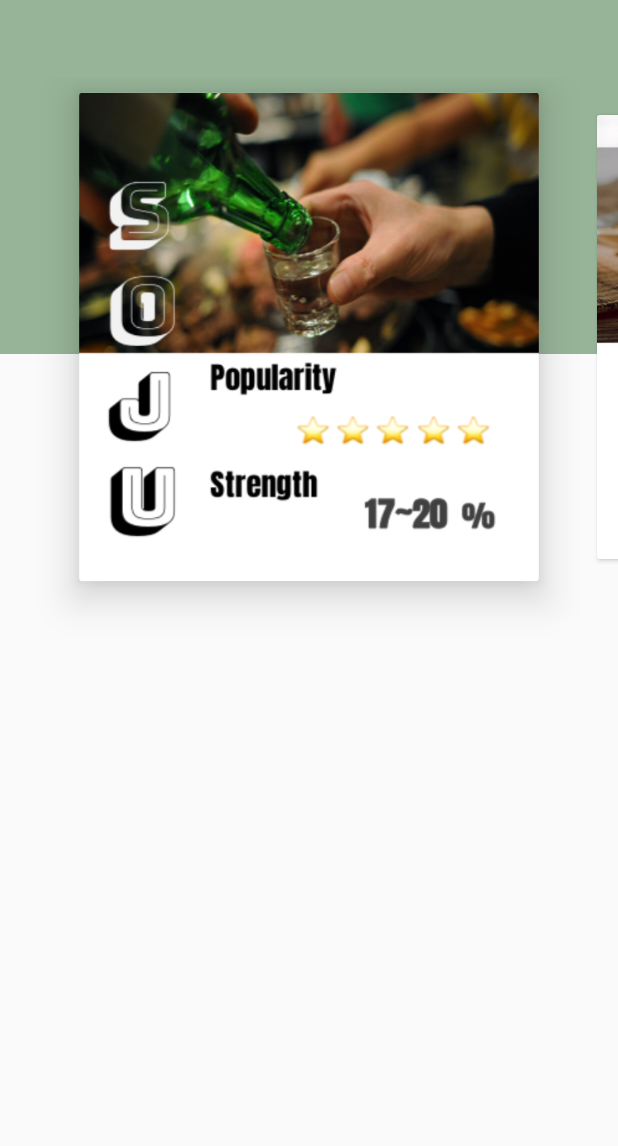
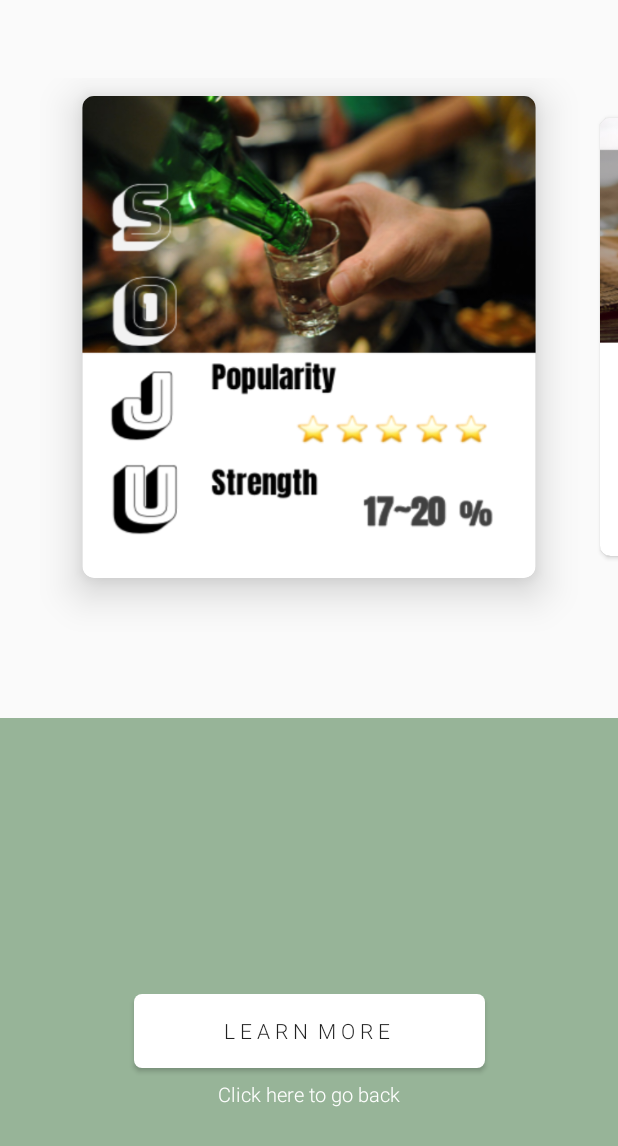
Before and after one commit to joyceHong0524/Joodang, an Android app: the DrinksActivity screen opened directly, with no data from a screen before it, on a phone screen of 412 x 824 dp. Shown: the top 1146 px of the screen. Run offline under Robolectric (Android 15) with nearby library versions, the phone set to English and light mode, and no system bars.

Commit message:
Added activity change animation

```diff
--- a/app/src/main/java/com/junga/project1/DrinksActivity.java
+++ b/app/src/main/java/com/junga/project1/DrinksActivity.java
@@ -8,12 +8,16 @@ import android.support.v4.view.ViewPager;
 import android.support.v7.app.AppCompatActivity;
 import android.util.Log;
 import android.view.View;
+import android.widget.Button;
 import android.widget.ImageView;
+import android.widget.TextView;
 
 public class DrinksActivity extends AppCompatActivity implements View.OnClickListener {
     private static final String TAG = "DrinksActivity";
 
     ViewPager viewPager;
+    Button learnMore;
+    TextView goBack;
 
     private CardPagerAdatper mCardAdapter;
     private ShadowTransformer mCardShadowTransformer;
@@ -25,6 +29,11 @@ public class DrinksActivity extends AppCompatActivity implements View.OnClickLis
         setContentView(R.layout.activity_drinks);
 
         viewPager = (ViewPager) findViewById(R.id.viewPager);
+        learnMore = (Button) findViewById(R.id.button4);
+        goBack = (TextView) findViewById(R.id.go_back);
+
+        learnMore.setOnClickListener(this);
+        goBack.setOnClickListener(this);
 
          mCardAdapter = new CardPagerAdatper();
 
@@ -39,10 +48,21 @@ public class DrinksActivity extends AppCompatActivity implements View.OnClickLis
 
 
 
+
+
     }
 
     @Override
     public void onClick(View view) {
+
+        if (view.getId()==R.id.button4){
+            Intent intent = new Intent(DrinksActivity.this,DrinksInfoActivity.class);
+            startActivity(intent);
+            overridePendingTransition(R.anim.slide_up_in,R.anim.slide_up_out);
+        } else if (view.getId() == R.id.go_back){
+            finish();
+        }
+
 
     }
 
--- a/app/src/main/java/com/junga/project1/DrinksInfoActivity.java
+++ b/app/src/main/java/com/junga/project1/DrinksInfoActivity.java
@@ -19,7 +19,6 @@ public class DrinksInfoActivity extends AppCompatActivity {
         super.onCreate(savedInstanceState);
         setContentView(R.layout.activity_drinks_info);
 
-        placeHolder = (Placeholder) findViewById(R.id.placeholder);
         layout= (ConstraintLayout) findViewById(R.id.layout);
 
     }
--- a/app/src/main/java/com/junga/project1/MainActivity.java
+++ b/app/src/main/java/com/junga/project1/MainActivity.java
@@ -45,13 +45,11 @@ public class MainActivity extends AppCompatActivity implements View.OnClickListe
             Intent intent = new Intent(MainActivity.this,DrinksActivity.class);
             startActivity(intent);
             overridePendingTransition(R.anim.slide_in_right,R.anim.slide_out_left);
-            finish();
 
         } else if (view.getId() == R.id.button_best){
             Intent intent = new Intent(MainActivity.this,PlaceActivity.class);
             startActivity(intent);
             overridePendingTransition(R.anim.slide_in_right,R.anim.slide_out_left);
-            finish();
         }
 
     }
--- /dev/null
+++ b/app/src/main/res/anim/slide_up_in.xml
@@ -0,0 +1,7 @@
+<?xml version="1.0" encoding="utf-8"?>
+<set xmlns:android="http://schemas.android.com/apk/res/android">
+    <translate
+        android:fromYDelta="100%p"
+        android:toYDelta="0"
+        android:duration="@android:integer/config_longAnimTime"/>
+</set>
--- /dev/null
+++ b/app/src/main/res/anim/slide_up_out.xml
@@ -0,0 +1,7 @@
+<?xml version="1.0" encoding="utf-8"?>
+<set xmlns:android="http://schemas.android.com/apk/res/android">
+    <translate
+        android:fromYDelta="0"
+        android:toYDelta="-100%p"
+        android:duration="@android:integer/config_longAnimTime"/>
+</set>
--- a/app/src/main/res/drawable/button_style.xml
+++ b/app/src/main/res/drawable/button_style.xml
@@ -3,7 +3,6 @@
     <solid android:color="@color/white"></solid>
     <corners android:radius="5dp"/>
     <stroke
-        android:width="1dp"
-        android:color="@android:color/black" />
+         />
 
 </shape>
--- a/app/src/main/res/layout/activity_drinks.xml
+++ b/app/src/main/res/layout/activity_drinks.xml
@@ -10,12 +10,12 @@
     <View
         android:id="@+id/view"
         android:layout_width="wrap_content"
-        android:layout_height="236dp"
+        android:layout_height="345dp"
         android:background="@color/colorAccent"
+        app:layout_constraintBottom_toBottomOf="parent"
         app:layout_constraintEnd_toEndOf="parent"
         app:layout_constraintHorizontal_bias="0.0"
-        app:layout_constraintStart_toStartOf="parent"
-        app:layout_constraintTop_toTopOf="parent" />
+        app:layout_constraintStart_toStartOf="parent" />
     <android.support.v4.view.ViewPager
         android:id="@+id/viewPager"
         android:layout_width="0dp"
@@ -31,6 +31,34 @@
         app:layout_constraintStart_toStartOf="parent"
         app:layout_constraintTop_toTopOf="parent" />
 
+    <Button
+        android:id="@+id/button4"
+        android:layout_width="wrap_content"
+        android:layout_height="49dp"
+        android:layout_marginBottom="112dp"
+        android:background="@drawable/button_style"
+        android:fontFamily="sans-serif-light"
+        android:paddingLeft="60dp"
+        android:paddingRight="60dp"
+        android:text="L E A R N  M O R E "
+        app:layout_constraintBottom_toBottomOf="@+id/view"
+        app:layout_constraintEnd_toEndOf="parent"
+        app:layout_constraintStart_toStartOf="parent" />
+
+    <TextView
+        android:id="@+id/go_back"
+        android:layout_width="wrap_content"
+        android:layout_height="wrap_content"
+        android:layout_marginTop="8dp"
+        android:fontFamily="sans-serif-light"
+        android:text="Click here to go back"
+        android:textColor="@color/white"
+        android:textSize="13dp"
+        app:layout_constraintEnd_toEndOf="@+id/button4"
+        app:layout_constraintHorizontal_bias="0.495"
+        app:layout_constraintStart_toStartOf="@+id/button4"
+        app:layout_constraintTop_toBottomOf="@+id/button4" />
+
 
 
 </android.support.constraint.ConstraintLayout>
--- a/app/src/main/res/layout/fragment_adpater.xml
+++ b/app/src/main/res/layout/fragment_adpater.xml
@@ -5,6 +5,7 @@
     xmlns:tools="http://schemas.android.com/tools"
     xmlns:app="http://schemas.android.com/apk/res-auto"
     app:cardUseCompatPadding="true"
+    app:cardCornerRadius="7dp"
     android:id="@+id/cardView"
     >
 
```
Also changed, not shown: app/src/main/res/layout/activity_drinks_info.xml (+7 -47 lines).
